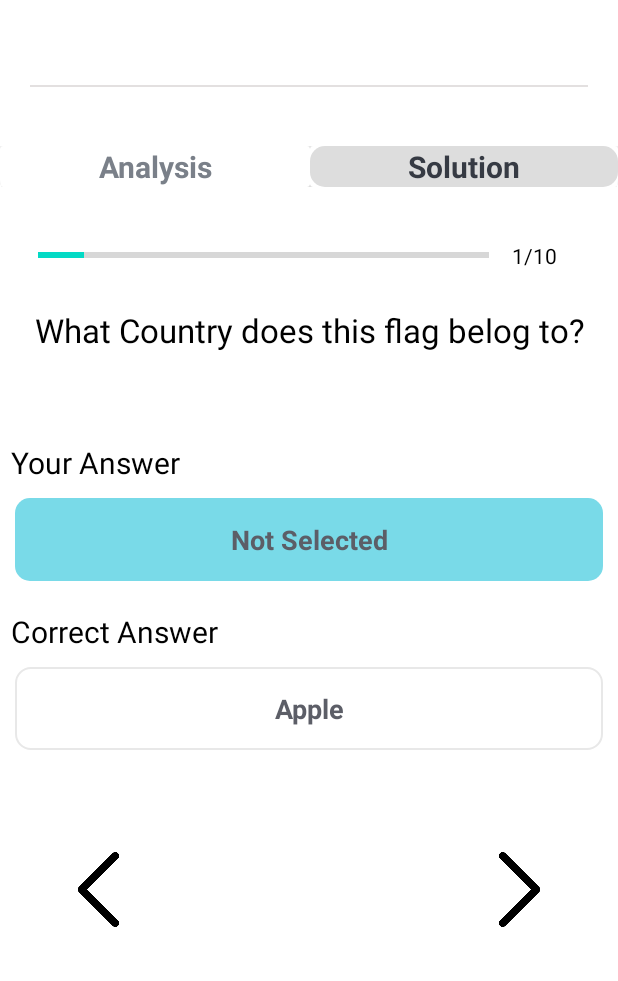
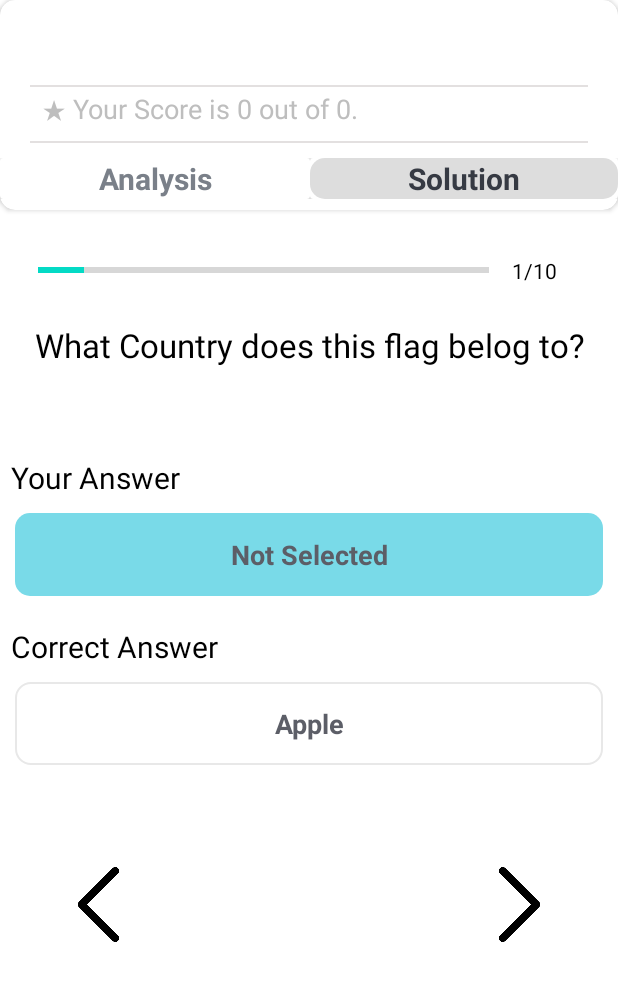
Before and after one commit to Suryansh1720001/Developer-Quiz, an Android app: the Solution screen opened directly, with no data from a screen before it, on a phone screen of 412 x 824 dp. Shown: the top 981 px of the screen. Run offline under Robolectric (Android 15) with nearby library versions, the phone set to English and light mode, and no system bars; 7 statements that could not run were skipped.

Commit message:
add score on pie & solution activity

```diff
--- a/app/src/main/java/com/google/suryansh7202/developerquiz/ResultActivity.kt
+++ b/app/src/main/java/com/google/suryansh7202/developerquiz/ResultActivity.kt
@@ -108,6 +108,8 @@ class ResultActivity : AppCompatActivity() {
             intent.putExtra(Constants.WRONG_ANSWER,WrongAns)
             intent.putExtra(Constants.NOT_SELECTED,NotSelected)
             intent.putExtra(Constants.SELECTED_QUIZ, mSelected_Quiz)
+            intent.putExtra(Constants.TOTAL_QUESTIONS,TotalQuestion)
+
 
             startActivity(intent)
 
--- a/app/src/main/java/com/google/suryansh7202/developerquiz/Solution.kt
+++ b/app/src/main/java/com/google/suryansh7202/developerquiz/Solution.kt
@@ -52,7 +52,10 @@ class Solution : AppCompatActivity() {
         mCorrectAnswers = intent.getIntExtra(Constants.CORRECT_ANSWER, 0)
         mWrongAnswer = intent.getIntExtra(Constants.WRONG_ANSWER, 0)
         mNotSelected = intent.getIntExtra(Constants.NOT_SELECTED, 0)
+        val TotalQuestion = intent.getIntExtra(Constants.TOTAL_QUESTIONS,0)
+        val tvScore = findViewById<TextView>(R.id.tv_score)
 
+        tvScore.text = "★ Your Score is ${mCorrectAnswers} out of ${TotalQuestion}."
         tvQuestion = findViewById(R.id.tv_question)
         progressBar =findViewById(R.id.ResultprogressBar)
         tvProgress = findViewById(R.id.tv_Resultprogress)
@@ -87,7 +90,7 @@ class Solution : AppCompatActivity() {
                 R.drawable.not_selected_result_option
 
             )
-
+//
            Analysis?.setTextColor(Color.parseColor("#363A43"))
             Analysis?.background = ContextCompat.getDrawable(
                 this,
@@ -108,11 +111,10 @@ class Solution : AppCompatActivity() {
             intent.putExtra(Constants.WRONG_ANSWER,mWrongAnswer)
             intent.putExtra(Constants.NOT_SELECTED,mNotSelected)
             intent.putExtra(Constants.SELECTED_QUIZ, mSelected_Quiz)
+            intent.putExtra(Constants.TOTAL_QUESTIONS,TotalQuestion)
 
 
-//            intent.putExtra(Constants.CORRECT_ANSWER,CorrectAns)
-//            intent.putExtra(Constants.WRONG_ANSWER,WrongAns)
-//            intent.putExtra(Constants.NOT_SELECTED,NotSelected)
+
 
             startActivity(intent)
 
--- a/app/src/main/res/layout/activity_solution.xml
+++ b/app/src/main/res/layout/activity_solution.xml
@@ -13,7 +13,7 @@
     <androidx.cardview.widget.CardView
 
         android:layout_width="match_parent"
-        android:layout_height="130dp"
+        android:layout_height="140dp"
         android:layout_below="@+id/cardViewGraph"
         android:layout_marginBottom="5dp"
         android:elevation="10dp"
@@ -48,12 +48,33 @@
                 android:layout_marginRight="20dp"
                 android:layout_marginTop="5dp"/>
 
+            <TextView
+                android:id="@+id/tv_score"
+                android:layout_width="wrap_content"
+                android:layout_height="wrap_content"
+                android:text="★ your score is 0 out of 10"
+                android:gravity="center"
+                android:padding="2dp"
+                android:layout_marginLeft="25dp"
+                android:textSize="18sp"
+                android:textColor="@android:color/secondary_text_dark"
+                android:layout_marginBottom="2dp"
+                />
+
+            <View
+                android:layout_width="match_parent"
+                android:layout_height="1dp"
+                android:background="@color/color_two"
+                android:layout_marginLeft="20dp"
+                android:layout_marginRight="20dp"
+                android:layout_marginTop="5dp"/>
+
 
             <LinearLayout
                 android:layout_width="match_parent"
                 android:layout_height="match_parent"
                 android:orientation="horizontal"
-                android:layout_marginTop="39dp"
+                android:layout_marginTop="10dp"
                 android:gravity="bottom"
 
                 >
```
Also changed, not shown: app/src/main/java/com/google/suryansh7202/developerquiz/PieChart.kt (+10 -19 lines), app/src/main/res/layout/activity_pie_chart.xml (+67 -3 lines).
